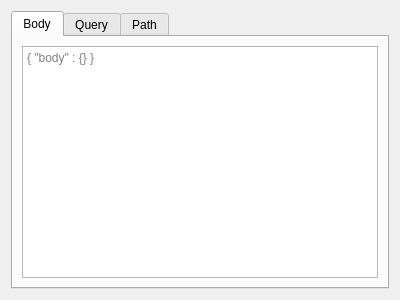
Qt form BleachUI/CoreView/ui/PayloadNodeUi.ui (fatehmtd/RequestFlow) before a commit.
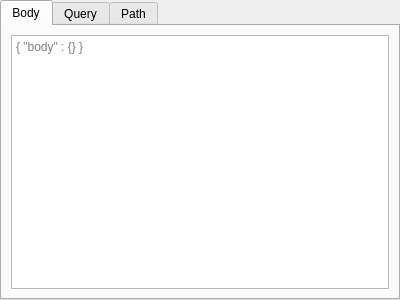
The same form after that commit.

Commit message:
Added progress bar and removed the ModifierNode
* enabled cubic edges

Patch:
```diff
--- a/BleachUI/CoreView/ui/PayloadNodeUi.ui
+++ b/BleachUI/CoreView/ui/PayloadNodeUi.ui
@@ -14,6 +14,21 @@
    <string>PayloadNode</string>
   </property>
   <layout class="QGridLayout" name="gridLayout">
+   <property name="leftMargin">
+    <number>0</number>
+   </property>
+   <property name="topMargin">
+    <number>0</number>
+   </property>
+   <property name="rightMargin">
+    <number>0</number>
+   </property>
+   <property name="bottomMargin">
+    <number>0</number>
+   </property>
+   <property name="spacing">
+    <number>0</number>
+   </property>
    <item row="0" column="0">
     <widget class="QTabWidget" name="tabWidget">
      <property name="currentIndex">
```
The commit also changes 14 other files.
